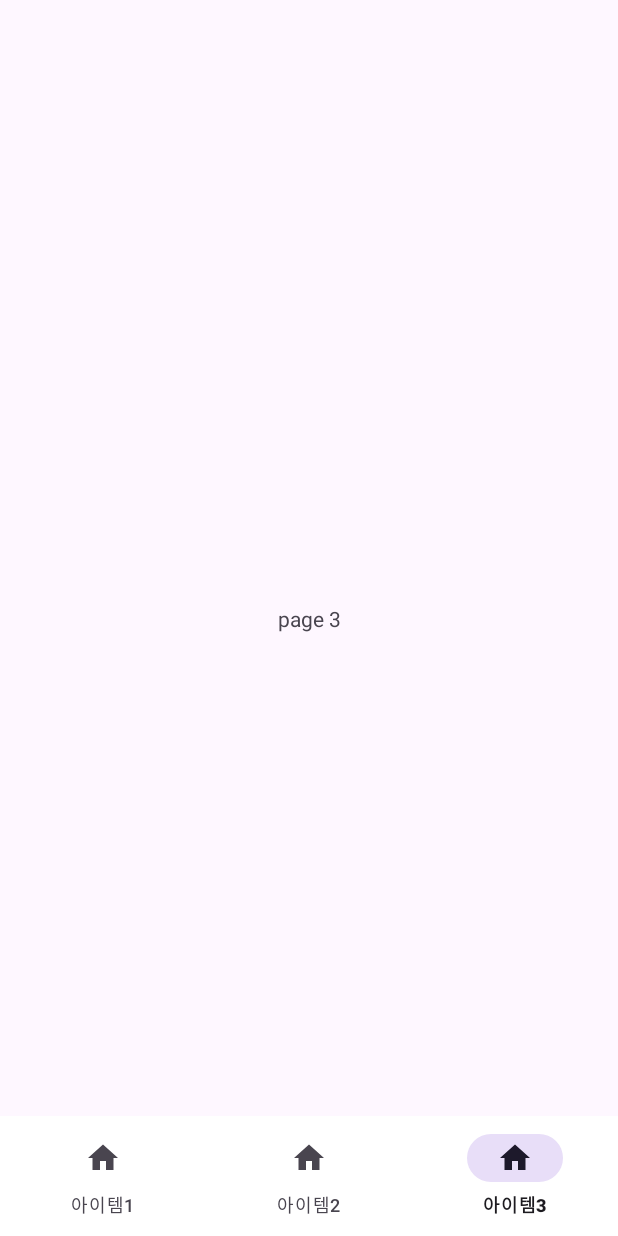
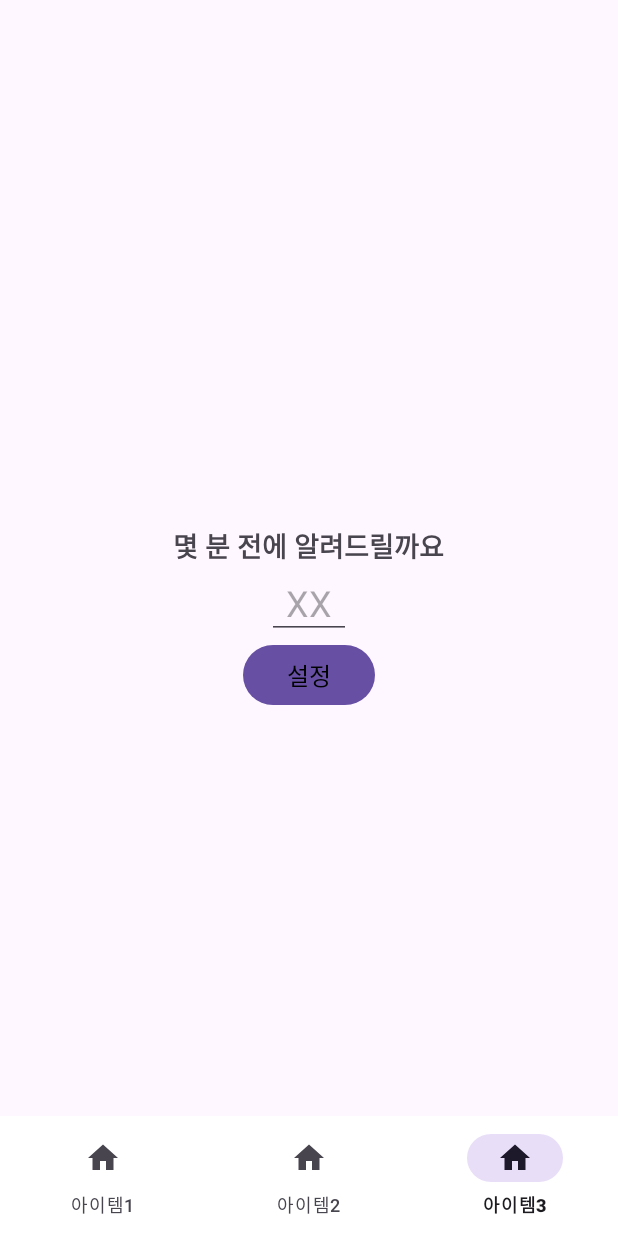
Before and after one commit to dLqovop/-, an Android app: the screen it shows after launch (MainActivity), item 3 of the bottom bar chosen, on a phone screen of 412 x 824 dp. Run offline under Robolectric (Android 15) with nearby library versions, the phone set to English and light mode, and no system bars.

```diff
--- a/app/src/main/java/com/example/jeju_makcha/DBHelper.java
+++ b/app/src/main/java/com/example/jeju_makcha/DBHelper.java
@@ -13,9 +13,11 @@ import java.util.List;
 public class DBHelper extends SQLiteOpenHelper {
     private static final String DATABASE_NAME = "favorites_database.db";
     private static final int DATABASE_VERSION = 1;
-    private static final String TABLE_NAME = "favorites";
+    private static final String TABLE_NAME_FAVORITES = "favorites";
     private static final String COLUMN_ID = "id";
-    private static final String COLUMN_ITEM = "item";
+    private static final String COLUMN_FAVORITE_ITEM = "favorite_item";
+    private static final String TABLE_NAME_USER_SETTINGS = "user_settings";
+    private static final String COLUMN_MINUTES = "minutes";
 
     public DBHelper(Context context) {
         super(context, DATABASE_NAME, null, DATABASE_VERSION);
@@ -23,27 +25,35 @@ public class DBHelper extends SQLiteOpenHelper {
 
     @Override
     public void onCreate(SQLiteDatabase db) {
-        String createTableQuery = "CREATE TABLE " + TABLE_NAME + " (" +
+        String createFavoritesTableQuery = "CREATE TABLE IF NOT EXISTS " + TABLE_NAME_FAVORITES + " (" +
                 COLUMN_ID + " INTEGER PRIMARY KEY AUTOINCREMENT, " +
-                COLUMN_ITEM + " TEXT" +
+                COLUMN_FAVORITE_ITEM + " TEXT" +
                 ")";
-        Log.i("DB", "onCreate 생성 확인");
-        db.execSQL(createTableQuery);
+        db.execSQL(createFavoritesTableQuery);
+
+        String createUserSettingsTableQuery = "CREATE TABLE IF NOT EXISTS " + TABLE_NAME_USER_SETTINGS + " (" +
+                COLUMN_ID + " INTEGER PRIMARY KEY AUTOINCREMENT, " +
+                COLUMN_MINUTES + " INTEGER" +
+                ")";
+        db.execSQL(createUserSettingsTableQuery);
     }
 
     @Override
     public void onUpgrade(SQLiteDatabase db, int oldVersion, int newVersion) {
-        String dropTableQuery = "DROP TABLE IF EXISTS " + TABLE_NAME;
-        db.execSQL(dropTableQuery);
+        String dropFavoritesTableQuery = "DROP TABLE IF EXISTS " + TABLE_NAME_FAVORITES;
+        db.execSQL(dropFavoritesTableQuery);
+
+        String dropUserSettingsTableQuery = "DROP TABLE IF EXISTS " + TABLE_NAME_USER_SETTINGS;
+        db.execSQL(dropUserSettingsTableQuery);
+
         onCreate(db);
     }
 
     public void insertFavorite(String item) {
-        SQLiteDatabase db = getReadableDatabase();
-        db = getWritableDatabase();
+        SQLiteDatabase db = getWritableDatabase();
         ContentValues values = new ContentValues();
-        values.put(COLUMN_ITEM, item);
-        long newRowId = db.insert(TABLE_NAME, null, values);
+        values.put(COLUMN_FAVORITE_ITEM, item);
+        long newRowId = db.insert(TABLE_NAME_FAVORITES, null, values);
         if (newRowId == -1) {
             Log.e("DBHelper", "Failed to insert favorite item");
         } else {
@@ -54,10 +64,10 @@ public class DBHelper extends SQLiteOpenHelper {
     public List<String> getAllFavorites() {
         List<String> favorites = new ArrayList<>();
         SQLiteDatabase db = getReadableDatabase();
-        Cursor cursor = db.query(TABLE_NAME, null, null, null, null, null, null);
+        Cursor cursor = db.query(TABLE_NAME_FAVORITES, null, null, null, null, null, null);
         if (cursor != null) {
             while (cursor.moveToNext()) {
-                int itemColumnIndex = cursor.getColumnIndex(COLUMN_ITEM);
+                int itemColumnIndex = cursor.getColumnIndex(COLUMN_ID);
                 if (itemColumnIndex != -1) {
                     String item = cursor.getString(itemColumnIndex);
                     favorites.add(item);
@@ -67,4 +77,16 @@ public class DBHelper extends SQLiteOpenHelper {
         }
         return favorites;
     }
+
+    public void insertUserSetting(int minutes) {
+        SQLiteDatabase db = getWritableDatabase();
+        ContentValues values = new ContentValues();
+        values.put(COLUMN_MINUTES, minutes);
+        long newRowId = db.insert(TABLE_NAME_USER_SETTINGS, null, values);
+        if (newRowId == -1) {
+            Log.e("DBHelper", "Failed to insert user setting");
+        } else {
+            Log.i("DBHelper", "Inserted user setting: " + minutes);
+        }
+    }
 }
--- a/app/src/main/java/com/example/jeju_makcha/MainActivity.java
+++ b/app/src/main/java/com/example/jeju_makcha/MainActivity.java
@@ -1,42 +1,35 @@
 package com.example.jeju_makcha;
 
-import androidx.annotation.NonNull;
+
 import androidx.appcompat.app.AppCompatActivity;
 import androidx.fragment.app.Fragment;
 import androidx.fragment.app.FragmentManager;
 import androidx.fragment.app.FragmentTransaction;
-import androidx.recyclerview.widget.LinearLayoutManager;
-import androidx.recyclerview.widget.RecyclerView;
+
 
 import android.os.Bundle;
-import android.os.Handler;
-import android.os.Looper;
-import android.text.Editable;
-import android.text.TextWatcher;
+
 import android.util.Log;
-import android.view.MenuItem;
-import android.view.View;
-import android.widget.EditText;
-import android.widget.Toast;
+
 
 import com.google.android.material.bottomnavigation.BottomNavigationView;
 
-import java.util.ArrayList;
+
 import java.util.List;
 
 public class MainActivity extends AppCompatActivity {  // implements RecyclerViewAdapterCallback
 
     //바텀 네비게이션
     BottomNavigationView bottomNavigationView;
-    private String TAG = "메인페이지";
+    private final String TAG = "메인페이지";
 
     //프래그먼트 변수
     fragment_1 fragment_frag1;
     Fragment fragment_frag2;
     Fragment fragment_frag3;
 
-    private DBHelper dbHelper;
     private BusAdapter busAdapter;
+
     /*
     public void setBusAdapter(BusAdapter adapter) {
         busAdapter = adapter;
@@ -63,18 +56,16 @@ public class MainActivity extends AppCompatActivity {  // implements RecyclerVie
 
         //리스너 등록
         bottomNavigationView.setOnItemSelectedListener(item -> {
-                Log.i(TAG,"바텀네비게이션 클릭");
+            Log.i(TAG, "바텀네비게이션 클릭");
             int itemId = item.getItemId();//item을 클릭시 id값을 가져와 FrameLayout에 fragment.xml띄우기
             if (itemId == R.id.page_1) {
-                    getSupportFragmentManager().beginTransaction().replace(R.id.main_frame,fragment_frag1).commitAllowingStateLoss();
+                getSupportFragmentManager().beginTransaction().replace(R.id.main_frame, fragment_frag1).commitAllowingStateLoss();
                 return true;
-                }
-                else if (itemId == R.id.page_2) {
-                    getSupportFragmentManager().beginTransaction().replace(R.id.main_frame,fragment_frag2).commitAllowingStateLoss();
+            } else if (itemId == R.id.page_2) {
+                getSupportFragmentManager().beginTransaction().replace(R.id.main_frame, fragment_frag2).commitAllowingStateLoss();
                 return true;
-                }
-                else if (itemId == R.id.page_3) {
-                    getSupportFragmentManager().beginTransaction().replace(R.id.main_frame,fragment_frag3).commitAllowingStateLoss();
+            } else if (itemId == R.id.page_3) {
+                getSupportFragmentManager().beginTransaction().replace(R.id.main_frame, fragment_frag3).commitAllowingStateLoss();
                 return true;
             }
             return true;
@@ -85,13 +76,5 @@ public class MainActivity extends AppCompatActivity {  // implements RecyclerVie
         FragmentTransaction fragmentTransaction = fragmentManager.beginTransaction();
         fragmentTransaction.replace(R.id.main_frame, new fragment_1());
         fragmentTransaction.commit();
-
-        dbHelper = new DBHelper(this); // DBHelper 인스턴스 생성
-
-        // DB에 저장된 값 로그로 출력
-        List<String> favorites = dbHelper.getAllFavorites();
-        for (String item : favorites) {
-            Log.i("DBHelper", "Favorite MainActivity: " + item);
     }
 }
-}
--- a/app/src/main/java/com/example/jeju_makcha/fragment_3.java
+++ b/app/src/main/java/com/example/jeju_makcha/fragment_3.java
@@ -1,25 +1,46 @@
 package com.example.jeju_makcha;
 
+import android.database.sqlite.SQLiteDatabase;
 import android.os.Bundle;
 import android.util.Log;
 import android.view.LayoutInflater;
 import android.view.View;
 import android.view.ViewGroup;
+import android.widget.Button;
+import android.widget.EditText;
+import android.widget.Toast;
 
+import androidx.annotation.NonNull;
 import androidx.annotation.Nullable;
 import androidx.fragment.app.Fragment;
 
 public class fragment_3 extends Fragment {
-    private View view;
-    private String TAG = "페이지 3";
+    private EditText minutesEditText;
+    private Button settingsButton;
+    private DBHelper dbHelper;
 
-    @Nullable
     @Override
-    public View onCreateView(@Nullable LayoutInflater inflater, @Nullable ViewGroup container,
-                             @Nullable Bundle savedInstanceState) {
-        // Inflate the layout for this fragment
-        Log.i(TAG,"페이지3 OnCreateView");
-        view = inflater.inflate(R.layout.fragment_frag3, container, false);
+    public View onCreateView(LayoutInflater inflater, ViewGroup container, Bundle savedInstanceState) {
+        View view = inflater.inflate(R.layout.fragment_frag3, container, false);
+
+        minutesEditText = view.findViewById(R.id.minuteEditText);
+        settingsButton = view.findViewById(R.id.settingsButton);
+        dbHelper = new DBHelper(getActivity());
+
+
+        settingsButton.setOnClickListener(v -> {
+            String minutesString = minutesEditText.getText().toString();
+            if (!minutesString.isEmpty()) {
+                int minutes = Integer.parseInt(minutesString);
+                SQLiteDatabase db = dbHelper.getWritableDatabase(); // 또는 getReadableDatabase()
+                dbHelper.onCreate(db);
+                dbHelper.insertUserSetting(minutes);
+                Toast.makeText(getActivity(), "설정이 저장되었습니다.", Toast.LENGTH_SHORT).show();
+            } else {
+                Toast.makeText(getActivity(), "분을 입력해주세요.", Toast.LENGTH_SHORT).show();
+            }
+        });
+
         return view;
     }
 }
--- a/app/src/main/res/layout/fragment_frag3.xml
+++ b/app/src/main/res/layout/fragment_frag3.xml
@@ -5,14 +5,42 @@
     android:layout_width="match_parent"
     android:layout_height="match_parent">
 
-    <!-- TODO: Update blank fragment layout -->
-    <TextView
-        android:layout_width="wrap_content"
-        android:layout_height="wrap_content"
-        android:text="page 3"
-        app:layout_constraintBottom_toBottomOf="parent"
-        app:layout_constraintEnd_toEndOf="parent"
-        app:layout_constraintStart_toStartOf="parent"
-        app:layout_constraintTop_toTopOf="parent" />
+    <LinearLayout xmlns:android="http://schemas.android.com/apk/res/android"
+        android:layout_width="match_parent"
+        android:layout_height="match_parent"
+        android:gravity="center"
+        android:orientation="vertical">
+
+        <TextView
+            android:id="@+id/titleTextView"
+            android:layout_width="wrap_content"
+            android:layout_height="wrap_content"
+            android:text="몇 분 전에 알려드릴까요"
+            android:textSize="18sp"
+            android:textStyle="bold" />
+
+        <EditText
+            android:id="@+id/minuteEditText"
+            android:layout_width="wrap_content"
+            android:layout_height="wrap_content"
+            android:inputType="number"
+            android:maxLength="2"
+            android:hint="XX"
+            android:textSize="24sp"
+            android:gravity="center"
+            android:ems="2"
+            android:padding="8dp" />
+
+        <Button
+            android:id="@+id/settingsButton"
+            android:layout_width="wrap_content"
+            android:layout_height="wrap_content"
+            android:text="설정"
+            android:textSize="16sp"
+            android:textColor="#000000"
+            android:padding="8dp" />
+
+    </LinearLayout>
+
 
 </androidx.constraintlayout.widget.ConstraintLayout>
--- a/app/src/main/res/layout/item_bus.xml
+++ b/app/src/main/res/layout/item_bus.xml
@@ -2,6 +2,7 @@
 
 <!-- item_bus.xml -->
 <androidx.cardview.widget.CardView xmlns:android="http://schemas.android.com/apk/res/android"
+    xmlns:app="http://schemas.android.com/apk/res-auto"
     android:id="@+id/card_view_bus"
     android:layout_width="match_parent"
     android:layout_height="wrap_content"
@@ -37,6 +38,8 @@
             android:textColor="#000000"
             android:textStyle="italic" />
 
+
+
     </LinearLayout>
 
 </androidx.cardview.widget.CardView>
```
Lines whose indentation alone changed are shown as unchanged.
